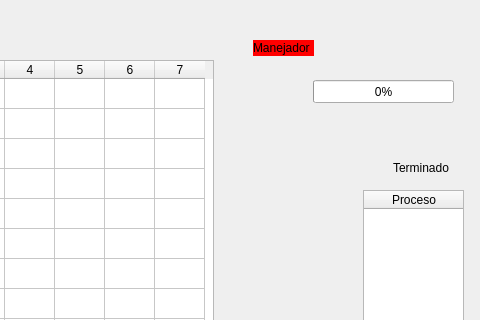
diegoivan1987/practicasSSO, file prueba.ui: the form before one commit; both pictures show x 437 to 917 and y 0 to 320 of the 917 by 540 pixel window.
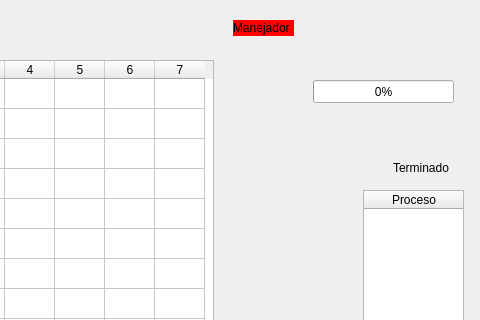
The form after the commit.

What changed in the file:
```diff
--- a/prueba.ui
+++ b/prueba.ui
@@ -463,8 +463,8 @@
    <widget class="QLabel" name="lbManejador">
     <property name="geometry">
      <rect>
-      <x>690</x>
-      <y>40</y>
+      <x>670</x>
+      <y>20</y>
       <width>61</width>
       <height>16</height>
      </rect>
@@ -492,9 +492,9 @@
    <widget class="QLabel" name="lbInstruccion">
     <property name="geometry">
      <rect>
-      <x>770</x>
+      <x>740</x>
       <y>60</y>
-      <width>61</width>
+      <width>131</width>
       <height>16</height>
      </rect>
     </property>
```
